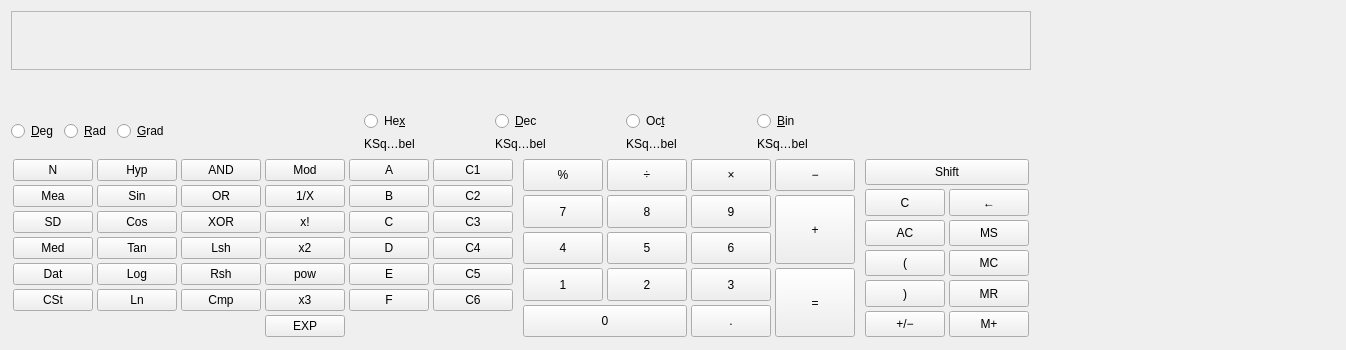
Old version of the form kcalc.ui in the repository KDE/kcalc.
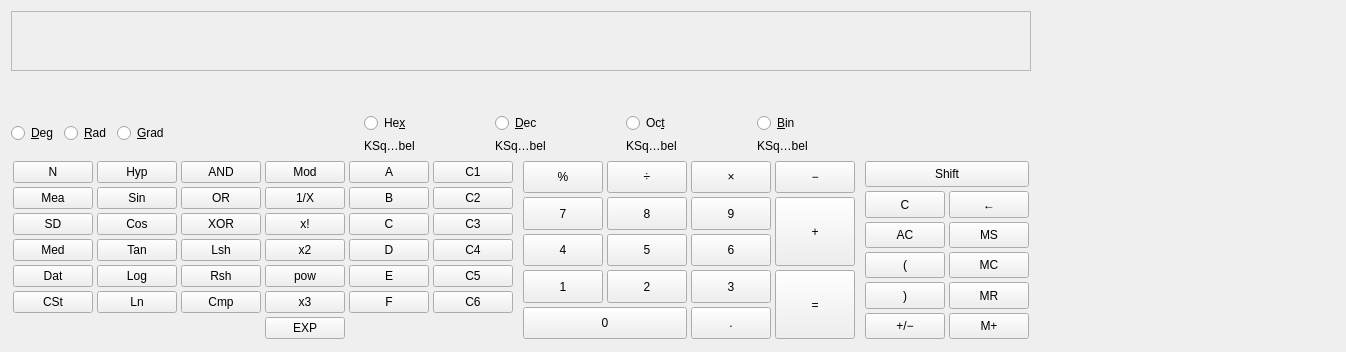
New version of the form. Custom widgets are drawn as their Qt base class.

Commit message: Mostly fixed bitset button drifting

The edit to the form file:
```diff
--- a/kcalc.ui
+++ b/kcalc.ui
@@ -7,7 +7,7 @@
     <x>0</x>
     <y>0</y>
     <width>1346</width>
-    <height>350</height>
+    <height>352</height>
    </rect>
   </property>
   <property name="sizePolicy">
@@ -45,6 +45,8 @@
       </widget>
      </item>
      <item>
+      <layout class="QHBoxLayout" name="bitsetHelper">
+       <item>
       <widget class="KCalcBitset" name="mBitset" native="true">
        <property name="sizePolicy">
         <sizepolicy hsizetype="MinimumExpanding" vsizetype="MinimumExpanding">
@@ -56,6 +58,8 @@
         <string>Click on a Bit to toggle it.</string>
        </property>
       </widget>
+       </item>
+      </layout>
      </item>
      <item>
       <layout class="QHBoxLayout">
```
Lines whose indentation alone changed are shown as unchanged. The commit also changes 3 other files.
